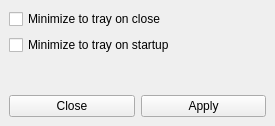
AlexandrAlexeev7119/NvCtrl-linux, file ui/settingswindow.ui: the form before one commit.
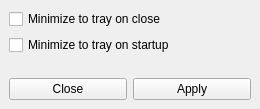
The form after the commit.

Diff of the .ui file:
```diff
--- a/ui/settingswindow.ui
+++ b/ui/settingswindow.ui
@@ -6,8 +6,8 @@
    <rect>
     <x>0</x>
     <y>0</y>
-    <width>275</width>
-    <height>126</height>
+    <width>260</width>
+    <height>109</height>
    </rect>
   </property>
   <property name="windowTitle">
```
